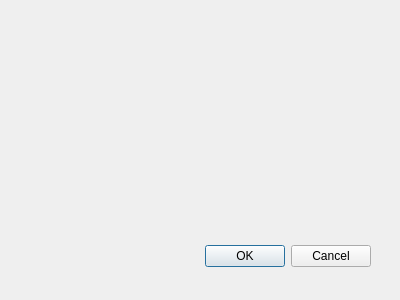
This is src/wps_qgis/IfsttarRouting/ui_ifsttarrouting.ui in Universite-Gustave-Eiffel/Tempus as Qt 5 draws it before an edit. The edited form follows.
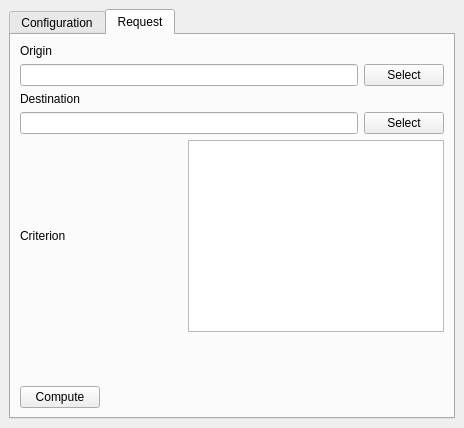
This is the edited form. The open tabs and pages were chosen to show the change.

The edit to the form file:
```diff
--- a/src/wps_qgis/IfsttarRouting/ui_ifsttarrouting.ui
+++ b/src/wps_qgis/IfsttarRouting/ui_ifsttarrouting.ui
@@ -1,32 +1,249 @@
-<ui version="4.0" >
- <class>IfsttarRouting</class>
- <widget class="QDialog" name="IfsttarRouting" >
-  <property name="geometry" >
+<?xml version="1.0" encoding="UTF-8"?>
+<ui version="4.0">
+ <class>IfsttarRoutingDock</class>
+ <widget class="QDockWidget" name="IfsttarRoutingDock">
+  <property name="geometry">
    <rect>
     <x>0</x>
     <y>0</y>
-    <width>400</width>
-    <height>300</height>
+    <width>464</width>
+    <height>428</height>
    </rect>
   </property>
-  <property name="windowTitle" >
-   <string>IfsttarRouting</string>
+  <property name="sizePolicy">
+   <sizepolicy hsizetype="Preferred" vsizetype="Preferred">
+    <horstretch>0</horstretch>
+    <verstretch>0</verstretch>
+   </sizepolicy>
   </property>
-  <widget class="QDialogButtonBox" name="buttonBox" >
-   <property name="geometry" >
-    <rect>
-     <x>30</x>
-     <y>240</y>
-     <width>341</width>
-     <height>32</height>
-    </rect>
+  <property name="windowTitle">
+   <string>Routing</string>
+  </property>
+  <widget class="QWidget" name="dockWidgetContents">
+   <property name="sizePolicy">
+    <sizepolicy hsizetype="Preferred" vsizetype="Expanding">
+     <horstretch>0</horstretch>
+     <verstretch>0</verstretch>
+    </sizepolicy>
    </property>
-   <property name="orientation" >
-    <enum>Qt::Horizontal</enum>
+   <property name="autoFillBackground">
+    <bool>false</bool>
    </property>
-   <property name="standardButtons" >
-    <set>QDialogButtonBox::Cancel|QDialogButtonBox::Ok</set>
-   </property>
+   <layout class="QVBoxLayout" name="verticalLayout_2">
+    <item>
+     <widget class="QTabWidget" name="verticalTabWidget">
+      <property name="sizePolicy">
+       <sizepolicy hsizetype="Expanding" vsizetype="Expanding">
+        <horstretch>0</horstretch>
+        <verstretch>0</verstretch>
+       </sizepolicy>
+      </property>
+      <property name="currentIndex">
+       <number>0</number>
+      </property>
+      <widget class="QWidget" name="tab">
+       <attribute name="title">
+        <string>Configuration</string>
+       </attribute>
+       <widget class="QWidget" name="formLayoutWidget">
+        <property name="geometry">
+         <rect>
+          <x>9</x>
+          <y>9</y>
+          <width>421</width>
+          <height>331</height>
+         </rect>
+        </property>
+        <layout class="QFormLayout" name="formLayout">
+         <item row="0" column="0">
+          <widget class="QLabel" name="label_4">
+           <property name="text">
+            <string>WPS URL</string>
+           </property>
+          </widget>
+         </item>
+         <item row="0" column="1">
+          <widget class="QLineEdit" name="lineEdit">
+           <property name="text">
+            <string>http://127.0.0.1/wps</string>
+           </property>
+          </widget>
+         </item>
+         <item row="1" column="0">
+          <widget class="QLabel" name="label_5">
+           <property name="text">
+            <string>DB Options</string>
+           </property>
+          </widget>
+         </item>
+         <item row="1" column="1">
+          <widget class="QLineEdit" name="lineEdit_2">
+           <property name="text">
+            <string>dbname=tempus_tmp2</string>
+           </property>
+          </widget>
+         </item>
+        </layout>
+       </widget>
+      </widget>
+      <widget class="QWidget" name="verticalTabWidgetPage1" native="true">
+       <attribute name="title">
+        <string>Request</string>
+       </attribute>
+       <layout class="QVBoxLayout" name="verticalLayout">
+        <item>
+         <widget class="QLabel" name="label">
+          <property name="sizePolicy">
+           <sizepolicy hsizetype="Preferred" vsizetype="Fixed">
+            <horstretch>0</horstretch>
+            <verstretch>0</verstretch>
+           </sizepolicy>
+          </property>
+          <property name="text">
+           <string>Origin</string>
+          </property>
+         </widget>
+        </item>
+        <item>
+         <layout class="QHBoxLayout" name="horizontalLayout">
+          <property name="sizeConstraint">
+           <enum>QLayout::SetFixedSize</enum>
+          </property>
+          <item>
+           <widget class="QLineEdit" name="originText">
+            <property name="sizePolicy">
+             <sizepolicy hsizetype="Expanding" vsizetype="Fixed">
+              <horstretch>0</horstretch>
+              <verstretch>0</verstretch>
+             </sizepolicy>
+            </property>
+            <property name="minimumSize">
+             <size>
+              <width>0</width>
+              <height>0</height>
+             </size>
+            </property>
+           </widget>
+          </item>
+          <item>
+           <widget class="QPushButton" name="originSelectBtn">
+            <property name="sizePolicy">
+             <sizepolicy hsizetype="Fixed" vsizetype="Fixed">
+              <horstretch>0</horstretch>
+              <verstretch>0</verstretch>
+             </sizepolicy>
+            </property>
+            <property name="text">
+             <string>Select</string>
+            </property>
+           </widget>
+          </item>
+         </layout>
+        </item>
+        <item>
+         <widget class="QLabel" name="label_2">
+          <property name="sizePolicy">
+           <sizepolicy hsizetype="Preferred" vsizetype="Fixed">
+            <horstretch>0</horstretch>
+            <verstretch>0</verstretch>
+           </sizepolicy>
+          </property>
+          <property name="text">
+           <string>Destination</string>
+          </property>
+         </widget>
+        </item>
+        <item>
+         <layout class="QHBoxLayout" name="horizontalLayout_2">
+          <item>
+           <widget class="QLineEdit" name="destinationText">
+            <property name="sizePolicy">
+             <sizepolicy hsizetype="Expanding" vsizetype="Fixed">
+              <horstretch>0</horstretch>
+              <verstretch>0</verstretch>
+             </sizepolicy>
+            </property>
+           </widget>
+          </item>
+          <item>
+           <widget class="QPushButton" name="destinationSelectBtn">
+            <property name="sizePolicy">
+             <sizepolicy hsizetype="Fixed" vsizetype="Fixed">
+              <horstretch>0</horstretch>
+              <verstretch>0</verstretch>
+             </sizepolicy>
+            </property>
+            <property name="text">
+             <string>Select</string>
+            </property>
+           </widget>
+          </item>
+         </layout>
+        </item>
+        <item>
+         <layout class="QHBoxLayout" name="horizontalLayout_3">
+          <item>
+           <widget class="QLabel" name="label_3">
+            <property name="sizePolicy">
+             <sizepolicy hsizetype="Preferred" vsizetype="Fixed">
+              <horstretch>0</horstretch>
+              <verstretch>0</verstretch>
+             </sizepolicy>
+            </property>
+            <property name="text">
+             <string>Criterion</string>
+            </property>
+           </widget>
+          </item>
+          <item>
+           <widget class="QListWidget" name="criterionList">
+            <property name="sizePolicy">
+             <sizepolicy hsizetype="Fixed" vsizetype="Fixed">
+              <horstretch>0</horstretch>
+              <verstretch>0</verstretch>
+             </sizepolicy>
+            </property>
+            <property name="selectionMode">
+             <enum>QAbstractItemView::MultiSelection</enum>
+            </property>
+            <property name="resizeMode">
+             <enum>QListView::Adjust</enum>
+            </property>
+           </widget>
+          </item>
+         </layout>
+        </item>
+        <item>
+         <spacer name="verticalSpacer">
+          <property name="orientation">
+           <enum>Qt::Vertical</enum>
+          </property>
+          <property name="sizeHint" stdset="0">
+           <size>
+            <width>20</width>
+            <height>40</height>
+           </size>
+          </property>
+         </spacer>
+        </item>
+        <item>
+         <widget class="QPushButton" name="computeBtn">
+          <property name="sizePolicy">
+           <sizepolicy hsizetype="Fixed" vsizetype="Fixed">
+            <horstretch>0</horstretch>
+            <verstretch>0</verstretch>
+           </sizepolicy>
+          </property>
+          <property name="text">
+           <string>Compute</string>
+          </property>
+         </widget>
+        </item>
+       </layout>
+      </widget>
+     </widget>
+    </item>
+   </layout>
   </widget>
  </widget>
  <resources/>
```
Left out of the diff: 35 changed lines with no effect on the pictures.
